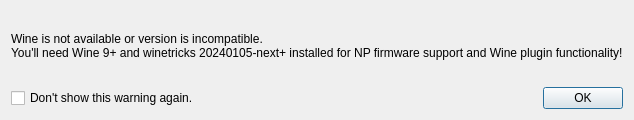
Old version of the form src/qt_gui/wine_warn.ui in the repository fwfa123/linuxtrackx-ir.
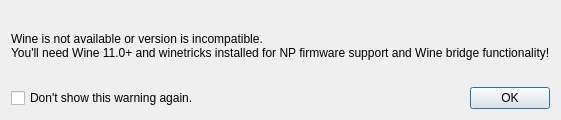
New version of the form.

Commit message:
Rework Wine bridge to MinGW PE flow and stabilize tester/runtime behavior.
This updates build/docs/runtime paths for the WOW64 rearchitecture, migrates bridge outputs to native .dll/.exe artifacts, and adds targeted fixes and diagnostics to troubleshoot NPClient/tester data flow under modern Wine/Lutris prefixes.

```diff
--- a/src/qt_gui/wine_warn.ui
+++ b/src/qt_gui/wine_warn.ui
@@ -27,7 +27,7 @@
      </property>
      <property name="text">
       <string>Wine is not available or version is incompatible.
-You'll need Wine 9+ and winetricks 20240105-next+ installed for NP firmware support and Wine plugin functionality!</string>
+You'll need Wine 11.0+ and winetricks installed for NP firmware support and Wine bridge functionality!</string>
      </property>
     </widget>
    </item>
```
The commit also changes 42 other files.
